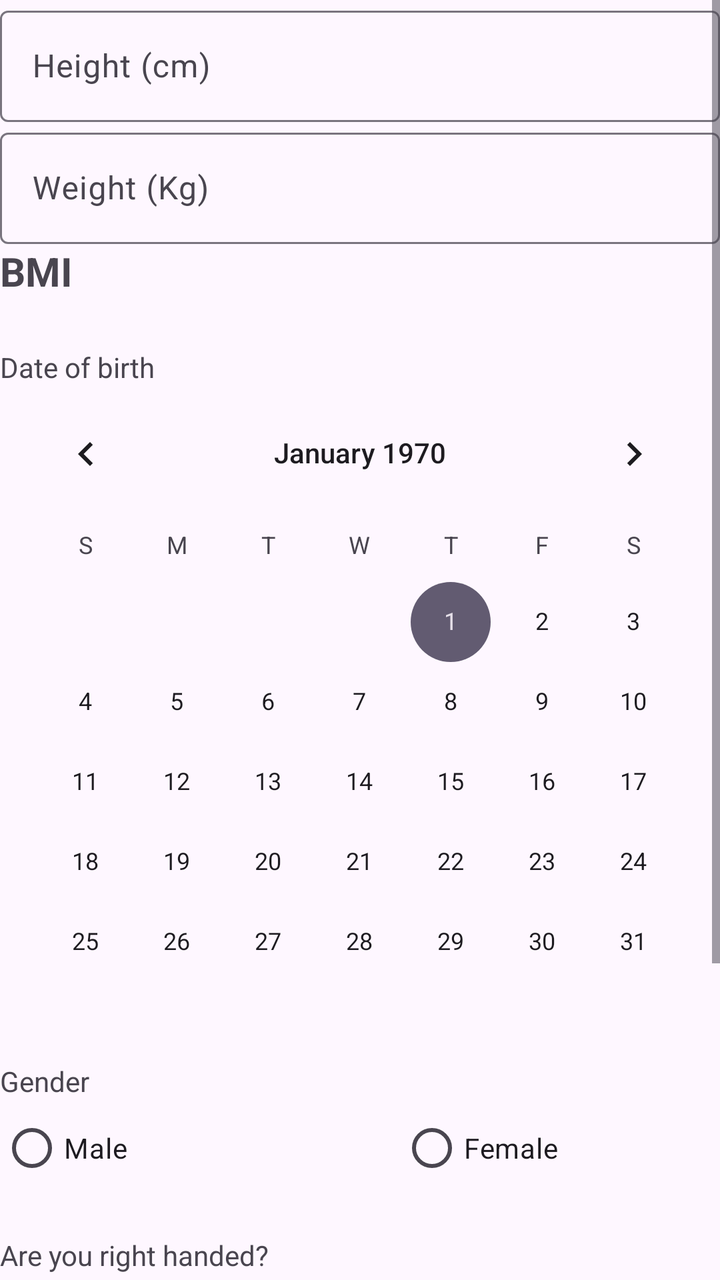
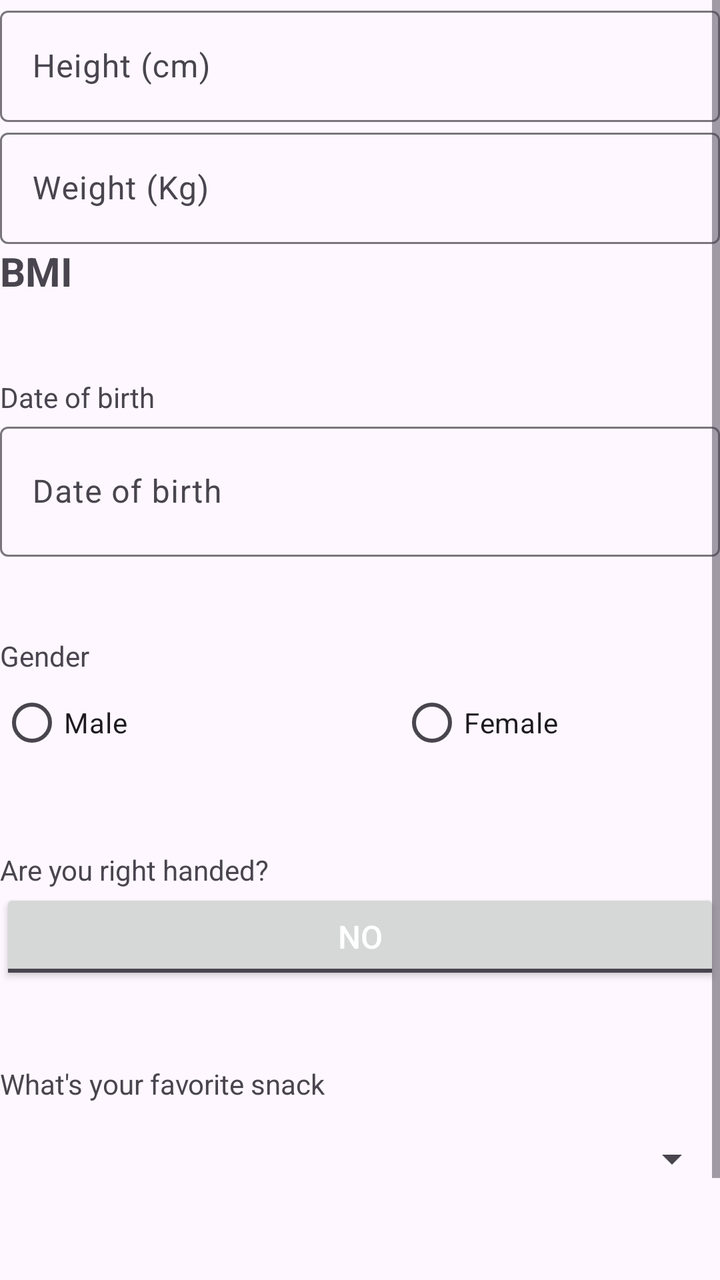

Two renders of the same Android screen: before a commit and after it. Below are the layout's source before the change and the commit's diff.
<!-- AndroidManifest.xml: application theme Theme.LifeCycleV6 -->
<!-- res/layout/fragment_blank.xml -->
<?xml version="1.0" encoding="utf-8"?>
<FrameLayout xmlns:android="http://schemas.android.com/apk/res/android"
    xmlns:app="http://schemas.android.com/apk/res-auto"
    xmlns:tools="http://schemas.android.com/tools"
    android:id="@+id/frameLayout2"
    android:layout_width="match_parent"
    android:layout_height="match_parent"
    tools:context=".BlankFragment">

    <ScrollView
        android:layout_width="match_parent"
        android:layout_height="match_parent"
        android:textAlignment="center">

        <LinearLayout
            android:layout_width="match_parent"
            android:layout_height="match_parent"
            android:orientation="vertical">

            <com.google.android.material.textfield.TextInputLayout
                android:id="@+id/heightInputLayout"
                android:layout_width="match_parent"
                android:layout_height="match_parent">

                <com.google.android.material.textfield.TextInputEditText
                    android:id="@+id/heightInputText"
                    android:layout_width="match_parent"
                    android:layout_height="wrap_content"
                    android:hint="Height (cm)"
                    android:inputType="number" />
            </com.google.android.material.textfield.TextInputLayout>

            <com.google.android.material.textfield.TextInputLayout
                android:id="@+id/weightInputLayout"
                android:layout_width="match_parent"
                android:layout_height="match_parent">

                <com.google.android.material.textfield.TextInputEditText
                    android:id="@+id/weightInputText"
                    android:layout_width="match_parent"
                    android:layout_height="wrap_content"
                    android:hint="Weight (Kg)"
                    android:inputType="numberDecimal" />
            </com.google.android.material.textfield.TextInputLayout>

            <TextView
                android:id="@+id/bmiText"
                android:layout_width="match_parent"
                android:layout_height="wrap_content"
                android:text="BMI"
                android:textSize="20sp"
                android:textStyle="bold" />

            <TextView
                android:id="@+id/dobText"
                android:layout_width="match_parent"
                android:layout_height="wrap_content"
                android:layout_marginTop="25sp"
                android:text="Date of birth" />

            <CalendarView
                android:id="@+id/dobView"
                android:layout_width="match_parent"
                android:layout_height="wrap_content" />

            <TextView
                android:id="@+id/genderText"
                android:layout_width="match_parent"
                android:layout_height="wrap_content"
                android:text="Gender" />

            <RadioGroup
                android:id="@+id/genderGroup"
                android:layout_width="match_parent"
                android:layout_height="match_parent"
                android:orientation="horizontal">


                <RadioButton
                    android:id="@+id/genderMale"
                    android:layout_width="200dp"
                    android:layout_height="wrap_content"
                    android:text="Male" />

                <RadioButton
                    android:id="@+id/genderFemale"
                    android:layout_width="209dp"
                    android:layout_height="wrap_content"
                    android:text="Female" />
            </RadioGroup>

            <TextView
                android:id="@+id/rightHandedText"
                android:layout_width="match_parent"
                android:layout_height="wrap_content"
                android:layout_marginTop="20sp"
                android:text="Are you right handed?" />

            <ToggleButton
                android:id="@+id/rightHandedButton"
                android:layout_width="match_parent"
                android:layout_height="wrap_content"
                android:textColor="@color/white"
                android:textOff="NO"
                android:textOn="YES"
                android:textSize="16sp" />

            <com.google.android.material.textfield.TextInputLayout
                android:id="@+id/dobTextInputLayout"
                android:layout_width="match_parent"
                android:layout_height="match_parent"
                android:hint="Date of birth">

                <EditText
                    android:id="@+id/dobTextInput"
                    android:layout_width="match_parent"
                    android:layout_height="65dp"
                    android:ems="10"
                    android:inputType="date" />
            </com.google.android.material.textfield.TextInputLayout>

            <TextView
                android:id="@+id/snackText"
                android:layout_width="match_parent"
                android:layout_height="wrap_content"
                android:layout_marginTop="20sp"
                android:text="What's your favorite snack" />

            <Spinner
                android:id="@+id/snackSpinner"
                android:layout_width="match_parent"
                android:layout_height="56dp" />

        </LinearLayout>
    </ScrollView>
</FrameLayout>
<!-- resources referenced by this layout -->
<resources>
  <color name="white">#FFFFFFFF</color>
  <style name="Theme.LifeCycleV6" parent="Base.Theme.LifeCycleV6" />
  <style name="Base.Theme.LifeCycleV6" parent="Theme.Material3.DayNight.NoActionBar">
          
          
      </style>
</resources>

<!-- the commit's change to res/layout/fragment_blank.xml (unified diff, before → after) -->
@@ -55,18 +55,28 @@
                 android:id="@+id/dobText"
                 android:layout_width="match_parent"
                 android:layout_height="wrap_content"
-                android:layout_marginTop="25sp"
+                android:layout_marginTop="40sp"
                 android:text="Date of birth" />
 
-            <CalendarView
-                android:id="@+id/dobView"
+            <com.google.android.material.textfield.TextInputLayout
+                android:id="@+id/dobTextInputLayout"
                 android:layout_width="match_parent"
-                android:layout_height="wrap_content" />
+                android:layout_height="match_parent"
+                android:hint="Date of birth">
+
+                <EditText
+                    android:id="@+id/dobTextInput"
+                    android:layout_width="match_parent"
+                    android:layout_height="65dp"
+                    android:ems="10"
+                    android:inputType="date" />
+            </com.google.android.material.textfield.TextInputLayout>
 
             <TextView
                 android:id="@+id/genderText"
                 android:layout_width="match_parent"
                 android:layout_height="wrap_content"
+                android:layout_marginTop="40sp"
                 android:text="Gender" />
 
             <RadioGroup
@@ -93,7 +103,7 @@
                 android:id="@+id/rightHandedText"
                 android:layout_width="match_parent"
                 android:layout_height="wrap_content"
-                android:layout_marginTop="20sp"
+                android:layout_marginTop="40sp"
                 android:text="Are you right handed?" />
 
             <ToggleButton
@@ -105,25 +115,11 @@
                 android:textOn="YES"
                 android:textSize="16sp" />
 
-            <com.google.android.material.textfield.TextInputLayout
-                android:id="@+id/dobTextInputLayout"
-                android:layout_width="match_parent"
-                android:layout_height="match_parent"
-                android:hint="Date of birth">
-
-                <EditText
-                    android:id="@+id/dobTextInput"
-                    android:layout_width="match_parent"
-                    android:layout_height="65dp"
-                    android:ems="10"
-                    android:inputType="date" />
-            </com.google.android.material.textfield.TextInputLayout>
-
             <TextView
                 android:id="@+id/snackText"
                 android:layout_width="match_parent"
                 android:layout_height="wrap_content"
-                android:layout_marginTop="20sp"
+                android:layout_marginTop="40sp"
                 android:text="What's your favorite snack" />
 
             <Spinner
@@ -131,6 +127,14 @@
                 android:layout_width="match_parent"
                 android:layout_height="56dp" />
 
+            <Button
+                android:id="@+id/submitBtn"
+                android:layout_width="match_parent"
+                android:layout_height="wrap_content"
+                android:layout_marginHorizontal="60sp"
+                android:layout_marginTop="40sp"
+                android:text="Submit" />
+
         </LinearLayout>
     </ScrollView>
 </FrameLayout>
